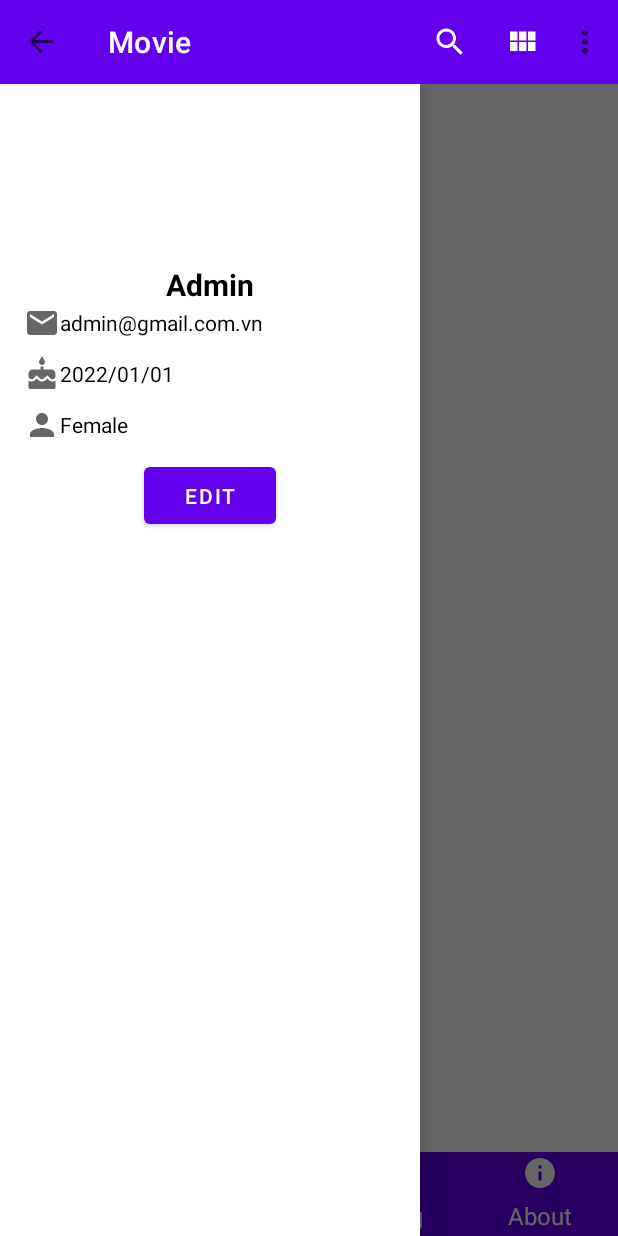
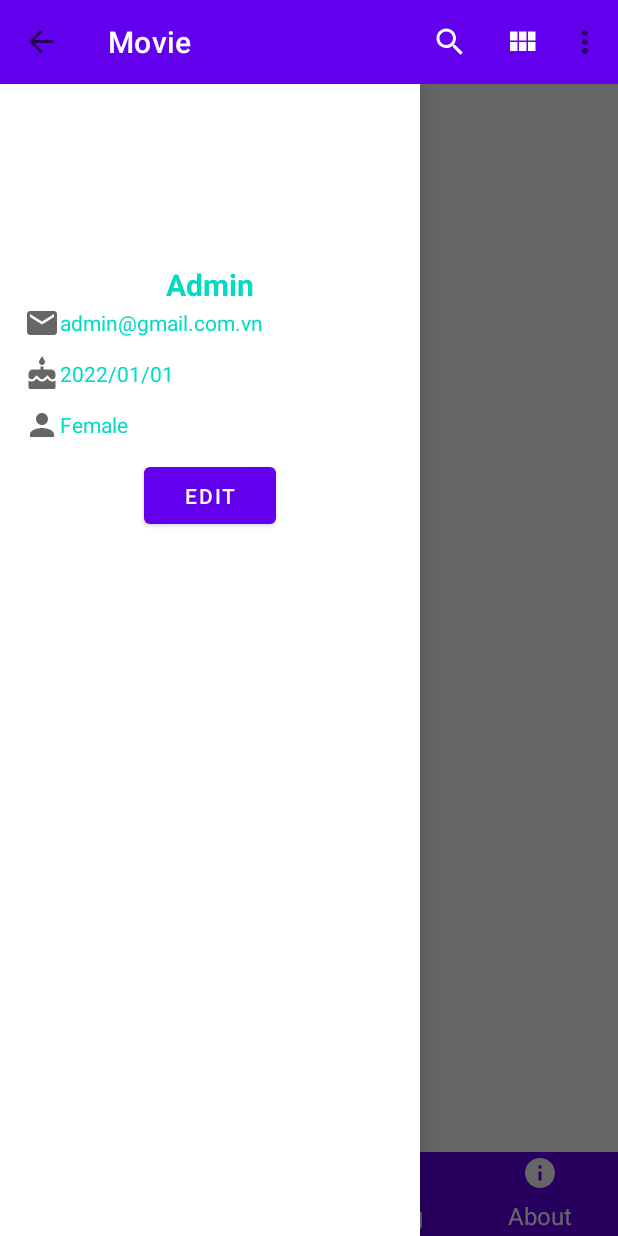
Before and after one commit to Moonlight200701/GraduationProject, an Android app: the screen it shows after launch (MainActivity), with the side drawer open, on a phone screen of 412 x 824 dp. Run offline under Robolectric (Android 15) with nearby library versions, the phone set to English and light mode, and no system bars; our stand-ins replace CircleImageView, EventBus, Picasso, androidx.preference; pictures from the network do not load; 3 statements that could not run were skipped.

Commit message:
Some changes

```diff
--- a/app/src/main/java/com/example/mockproject/view/MovieFragment.kt
+++ b/app/src/main/java/com/example/mockproject/view/MovieFragment.kt
@@ -137,6 +137,7 @@ class MovieFragment(
                     }
                 }
             }
+
             R.id.movie_item -> {
                 val position = view.tag as Int
                 val movieItem: Movie = mMovieList[position]
--- a/app/src/main/res/layout/layout_header_navigation.xml
+++ b/app/src/main/res/layout/layout_header_navigation.xml
@@ -26,7 +26,7 @@
             android:layout_width="wrap_content"
             android:layout_height="wrap_content"
             android:text="Admin"
-            android:textColor="@color/black"
+            android:textColor="@color/teal_200"
             android:textSize="20sp"
             android:textStyle="bold" />
     </LinearLayout>
@@ -43,7 +43,7 @@
             android:gravity="center_vertical"
             android:paddingBottom="10dp"
             android:text="admin@gmail.com.vn"
-            android:textColor="@color/black"
+            android:textColor="@color/teal_200"
             android:drawableLeft="@drawable/ic_email_24" />
 
         <TextView
@@ -53,7 +53,7 @@
             android:gravity="center_vertical"
             android:paddingBottom="10dp"
             android:text="2022/01/01"
-            android:textColor="@color/black"
+            android:textColor="@color/teal_200"
             android:drawableLeft="@drawable/ic_cake_24" />
 
         <TextView
@@ -63,7 +63,7 @@
             android:gravity="center_vertical"
             android:paddingBottom="10dp"
             android:text="Male"
-            android:textColor="@color/black"
+            android:textColor="@color/teal_200"
             android:drawableLeft="@drawable/ic_person_24" />
     </LinearLayout>
 
@@ -85,7 +85,7 @@
             android:layout_width="wrap_content"
             android:layout_height="wrap_content"
             android:text="Reminder"
-            android:textColor="@color/black"
+            android:textColor="@color/teal_200"
             android:textSize="20sp"
             android:textStyle="bold" />
 
```
Also changed, not shown: app/src/main/java/com/example/mockproject/api/ApiInterface.kt (+9 -2 lines).
